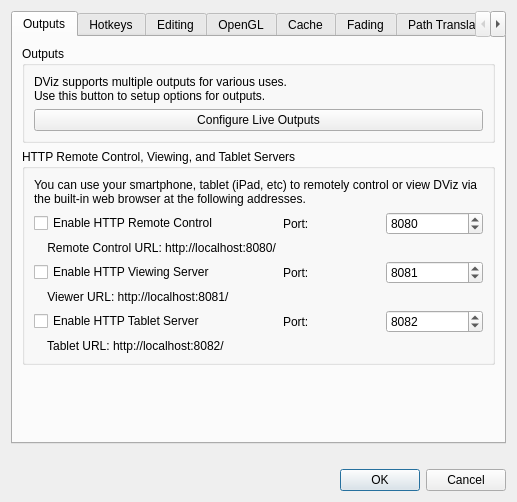
Before: the Qt Designer form src/AppSettingsDialog.ui in google-code-export/dviz, drawn with Qt 5.
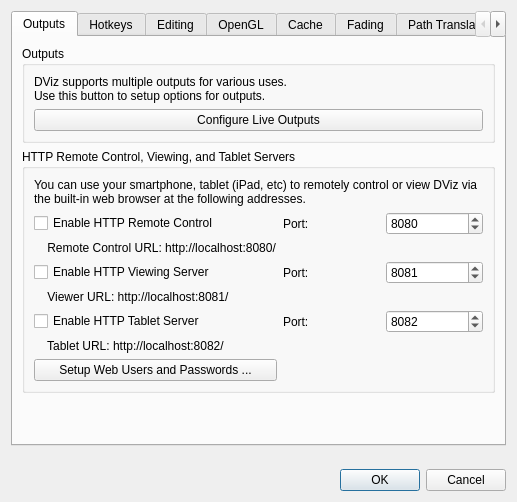
After: the same form once the commit is applied. The open tabs and pages were chosen to show the change. Icons and pictures are not drawn.

Commit message: Added cookie support to HttpServer. Implemented a generic loginPage() handler in HttpServer. Added user levels support to Tablet Server. Started to add a dialog to AppSettingsDialog to configure users/passwords, not finished.

```diff
--- a/src/AppSettingsDialog.ui
+++ b/src/AppSettingsDialog.ui
@@ -169,6 +169,13 @@
             </property>
            </widget>
           </item>
+          <item row="7" column="0">
+           <widget class="QPushButton" name="httpUserBtn">
+            <property name="text">
+             <string>Setup Web Users and Passwords ...</string>
+            </property>
+           </widget>
+          </item>
          </layout>
         </widget>
        </item>
```
Left out of the diff: 2 changed lines with no effect on the pictures. The commit also changes 16 other files.
